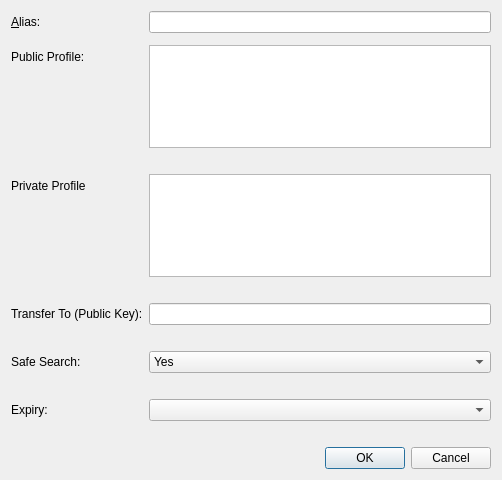
Qt form src/qt/forms/editaliasdialog.ui (sschepis/syscoin2) before a commit.
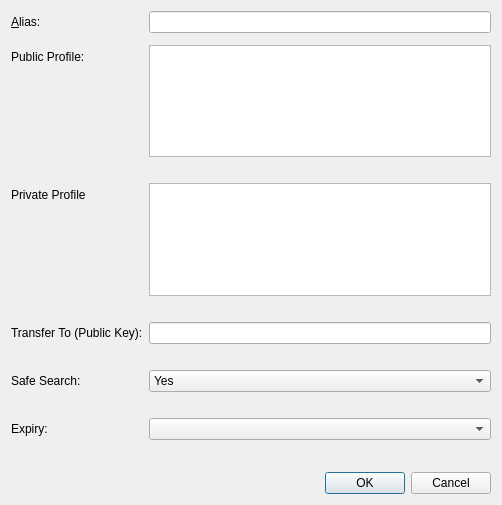
The same form after that commit. Custom widgets are drawn as their Qt base class.

Patch:
```diff
--- a/src/qt/forms/editaliasdialog.ui
+++ b/src/qt/forms/editaliasdialog.ui
@@ -7,7 +7,7 @@
     <x>0</x>
     <y>0</y>
     <width>502</width>
-    <height>480</height>
+    <height>505</height>
    </rect>
   </property>
   <property name="windowTitle">
@@ -161,6 +161,19 @@
        </property>
       </widget>
      </item>
+     <item row="12" column="1">
+      <spacer name="verticalSpacer">
+       <property name="orientation">
+        <enum>Qt::Vertical</enum>
+       </property>
+       <property name="sizeHint" stdset="0">
+        <size>
+         <width>20</width>
+         <height>40</height>
+        </size>
+       </property>
+      </spacer>
+     </item>
     </layout>
    </item>
    <item>
```
